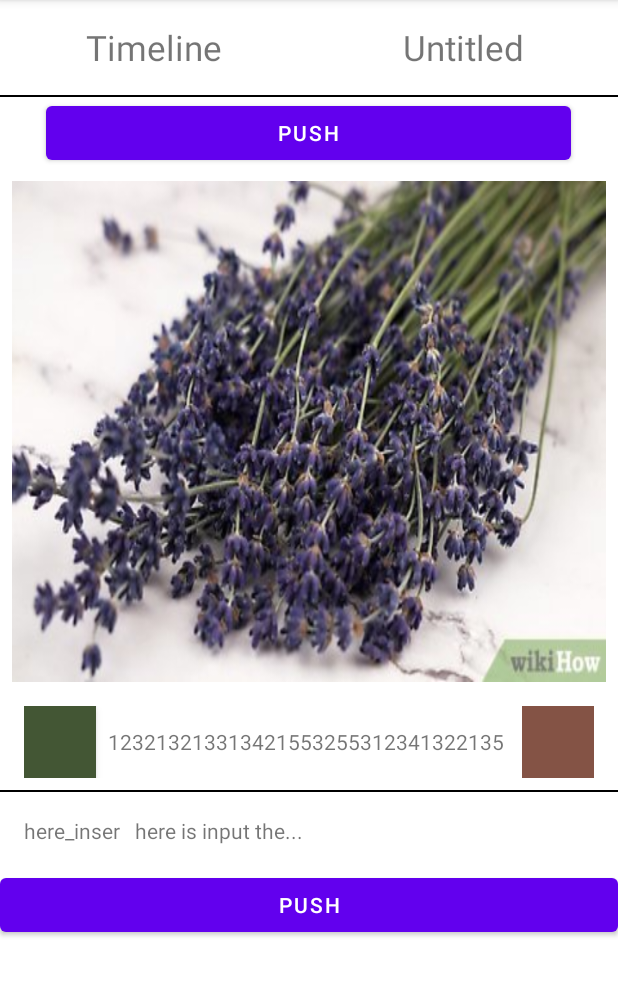
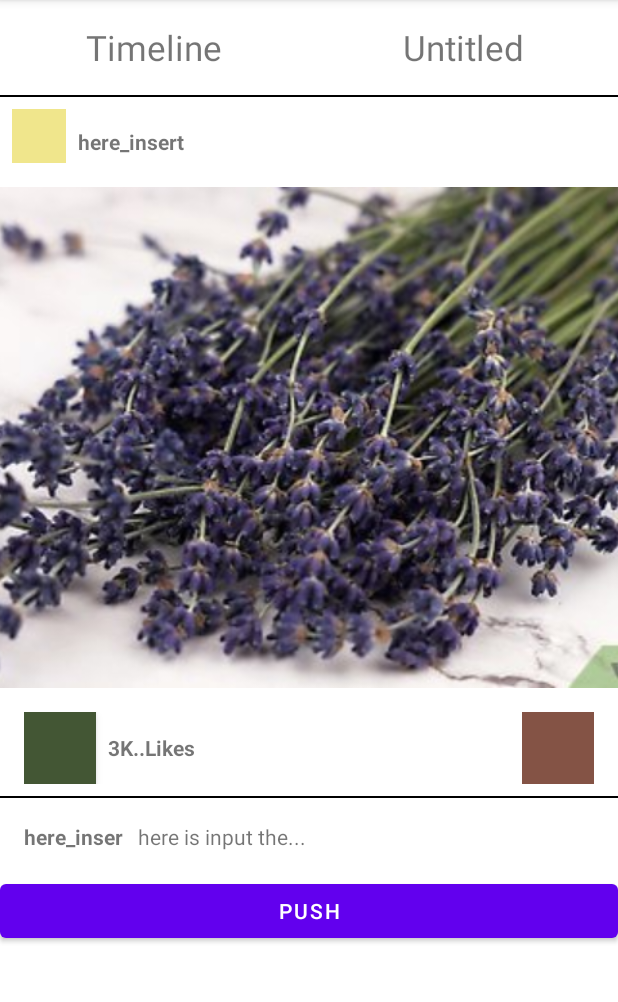
Before and after one commit to Polobear9/StudioStudy, an Android app: the screen it shows after launch (MainActivity), on a phone screen of 412 x 824 dp, the part 84-1086 px from its top. Run offline under Robolectric (Android 15) with nearby library versions, the phone set to English and light mode, and no system bars.

Commit message:
change the layout more modern.

```diff
--- a/app/src/main/java/com/example/myapplication/MainActivity.java
+++ b/app/src/main/java/com/example/myapplication/MainActivity.java
@@ -8,22 +8,11 @@ import android.view.View;
 import android.widget.Button;
 import android.widget.Toast;
 
-public class MainActivity extends AppCompatActivity implements View.OnClickListener {
+public class MainActivity extends AppCompatActivity {
 
     @Override
     protected void onCreate(Bundle savedInstanceState) {
         super.onCreate(savedInstanceState);
         setContentView(R.layout.activity_main);
-        Button button = findViewById(R.id.bt_toPost);
-        button.setOnClickListener(this);
-
-
-    }
-
-    @Override
-    public void onClick(View view) {
-        Intent intent = new Intent(this, MainActivity2.class);
-        startActivity(intent);
-        Toast.makeText(this, "move", Toast.LENGTH_SHORT).show();
     }
 }
--- a/app/src/main/res/layout/activity_main.xml
+++ b/app/src/main/res/layout/activity_main.xml
@@ -47,14 +47,25 @@
     <RelativeLayout
         android:layout_width="match_parent"
         android:layout_height="wrap_content"
-        android:gravity="center">
-        <Button
-            android:id="@+id/bt_toPost"
+        android:padding="8dp"
+        >
+
+        <ImageView
+            android:id="@+id/iv_userName"
+            android:background="#f0e68c"
+            android:layout_width="36sp"
+            android:layout_height="36sp"
+            android:layout_alignParentLeft="true">
+        </ImageView>
+
+        <TextView
+            android:layout_toRightOf="@id/iv_userName"
+            android:textStyle="bold"
+            android:layout_marginTop="12dp"
+            android:layout_marginLeft="8dp"
+            android:layout_width="wrap_content"
             android:layout_height="wrap_content"
-            android:layout_width="350dp"
-            android:text="Push"
-            >
-        </Button>
+            android:text="here_insert" />
     </RelativeLayout>
     <ScrollView
         android:layout_width="wrap_content"
--- a/app/src/main/res/layout/item_post.xml
+++ b/app/src/main/res/layout/item_post.xml
@@ -7,7 +7,7 @@
     <ImageView
         android:padding="8dp"
         android:src="@drawable/laveder"
-        android:scaleType="fitXY"
+        android:scaleType="centerCrop"
         android:layout_width="match_parent"
         android:layout_height="350dp"
         />
@@ -30,10 +30,11 @@
         <TextView
             android:layout_marginLeft="8dp"
             android:layout_marginRight="8dp"
+            android:textStyle="bold"
             android:layout_toRightOf="@id/iv_like"
             android:layout_toLeftOf="@id/iv_share"
             android:layout_centerVertical="true"
-            android:text="123213213313421553255312341322135324324687615"
+            android:text="3K..Likes"
             android:lines="1"
             android:layout_width="wrap_content"
             android:layout_height="wrap_content"/>
@@ -61,6 +62,7 @@
         <TextView
             android:id="@+id/tv_uploder"
             android:text="here_insertID"
+            android:textStyle="bold"
             android:layout_width="wrap_content"
             android:layout_height="wrap_content"
             android:lines="1"
```
